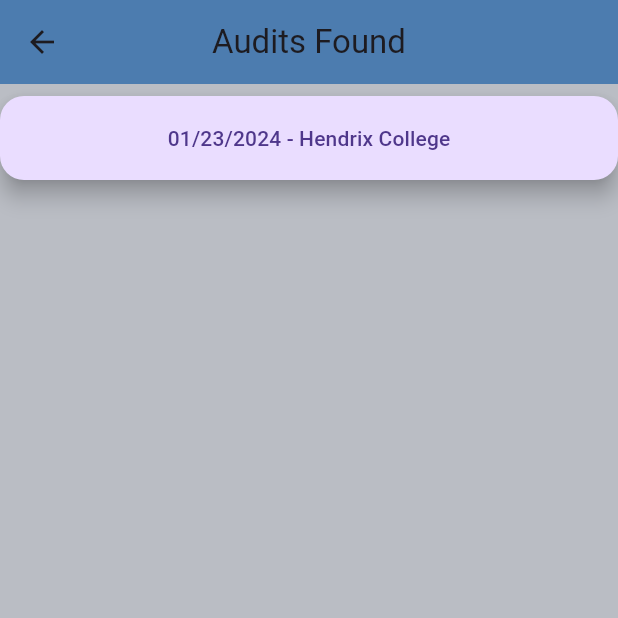
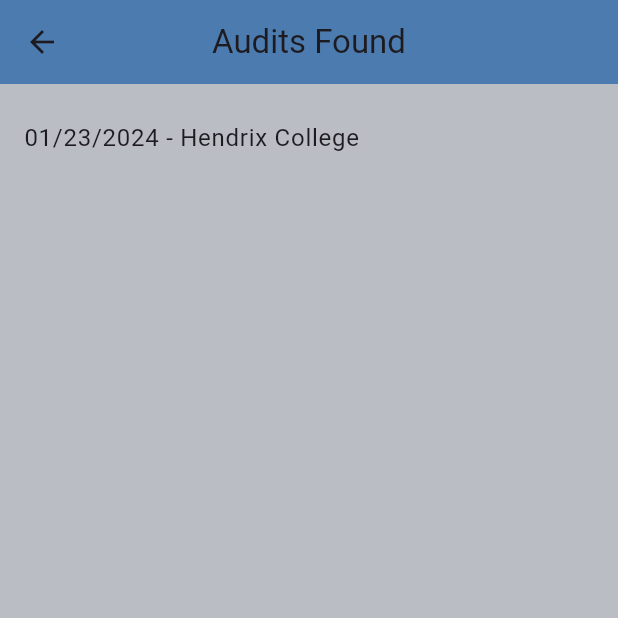
Before and after one commit to dylcarinc/Final-Project, a Flutter app: the ResultsPage screen opened directly, on a phone screen of 412 x 824 dp, the top half of it. Run offline on Flutter 3.47's test engine with Material 3 defaults, Android fonts, the phone set to English and light mode, and no system bars; our stand-ins replace pie_chart.

Commit message:
Updated ResultsPage to work with the unit test
Updated ResultsPage to work with the unit test

```diff
--- a/school_audit_navigator/lib/ResultsPage.dart
+++ b/school_audit_navigator/lib/ResultsPage.dart
@@ -19,19 +19,20 @@ class _ResultsPageState extends State<ResultsPage> {
       ),
       body: ListView(
         padding: const EdgeInsets.symmetric(vertical: 8.0),
-        children:[
-      FloatingActionButton(
-        onPressed: () async {
+        children: [
+          ListTile(
+            title: Text('01/23/2024 - Hendrix College'),
+            onTap: () async {
               await Navigator.push(
                 context,
                 MaterialPageRoute(
-              builder: (context) => const AuditPage(
-
-              ),
+                  builder: (context) => const AuditPage(),
                 ),
               );
             },
-      child: Text('01/23/2024 - Hendrix College')
-    )]));
+          ),
+        ],
+      ),
+    );
   }
 }
```
Also changed, not shown: 1 other file. Lines whose indentation alone changed are shown as unchanged.
